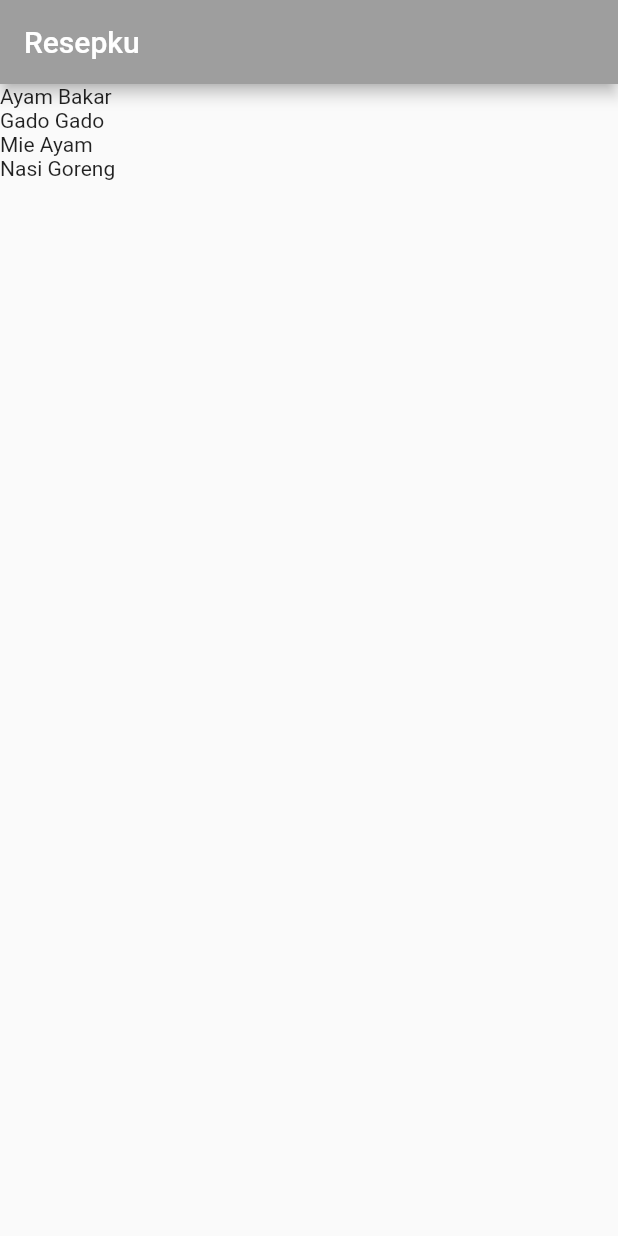
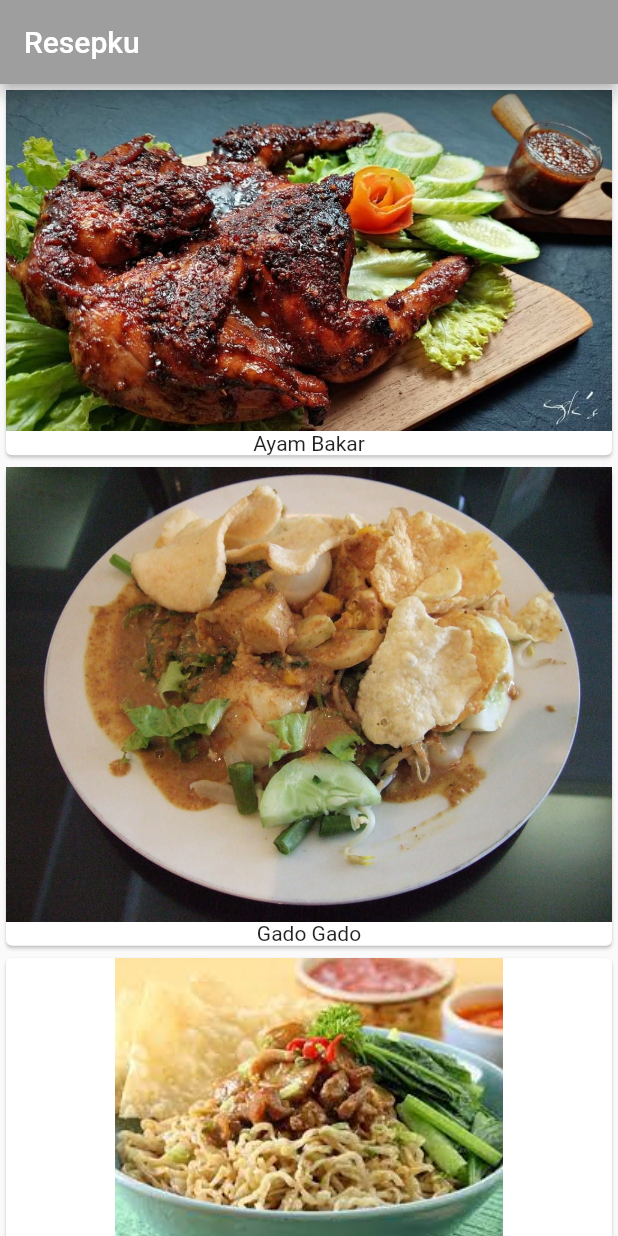
Before and after one commit to cecep29/recipes, a Flutter app: the screen it shows after launch, on a phone screen of 412 x 824 dp. Run offline on Flutter 3.47's test engine with Material 2 defaults, Android fonts, the phone set to English and light mode, and no system bars.

Commit message:
build card recipe

```diff
--- a/lib/main.dart
+++ b/lib/main.dart
@@ -40,11 +40,23 @@ class _MyHomePageState extends State<MyHomePage> {
       ),
       body: SafeArea(
         child: ListView.builder(
-            itemCount: Recipe.samples.length,
-            itemBuilder: (BuildContext context, int index) {
-              return Text(Recipe.samples[index].label);
-            }),
+          itemCount: Recipe.samples.length,
+          itemBuilder: (BuildContext context, int index) {
+            return buildCardRecipe(Recipe.samples[index]);
+          },
+        ),
       ),
     );
   }
+
+  Widget buildCardRecipe(Recipe recipe) {
+    return Card(
+      child: Column(children: [
+        Image(
+          image: AssetImage(recipe.imageUrl),
+        ),
+        Text(recipe.label)
+      ]),
+    );
+  }
 }
```
